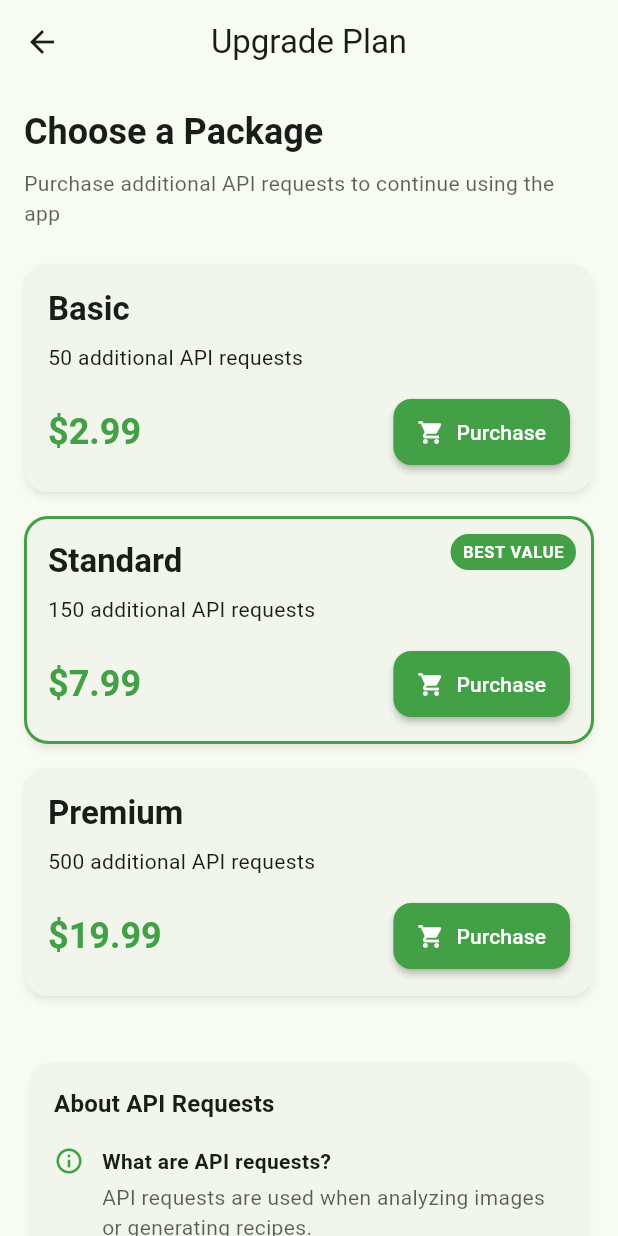
After one commit to Alex-apostolo/what-can-i-make, a Flutter app: the PaymentScreen screen opened by its route, on a phone screen of 412 x 824 dp. The commit adds this screen. Run offline on Flutter 3.47's test engine with Material 3 defaults, Android fonts, the phone set to English and light mode, and no system bars; our stand-ins replace cloud_firestore, dartz, firebase_auth, firebase_core, firebase_crashlytics, flutter_dotenv and 3 more; missing offline and left inert: fuzzywuzzy, openai_dart; accounts and stored records are empty.

Commit message:
Added payment feature

```diff
--- a/lib/core/initialization/app_initializer.dart
+++ b/lib/core/initialization/app_initializer.dart
@@ -14,6 +14,7 @@ import 'package:what_can_i_make/features/user/domain/request_limit_service.dart'
 import 'package:what_can_i_make/features/user/data/user_repository.dart';
 import 'package:what_can_i_make/features/inventory/data/inventory_repository.dart';
 import 'package:what_can_i_make/features/auth/domain/auth_service.dart';
+import 'package:what_can_i_make/features/payment/domain/payment_service.dart';
 
 import 'app_services.dart';
 
@@ -54,6 +55,11 @@ class AppInitializer {
         userRepository: userRepository,
         errorHandler: ErrorHandler(navigatorKey: navigatorKey),
       );
+      final paymentService = PaymentService(
+        auth: FirebaseAuth.instance,
+        userRepository: userRepository,
+        requestLimitService: requestLimitService,
+      );
 
       // Set device orientation
       await _setDeviceOrientation();
@@ -66,6 +72,7 @@ class AppInitializer {
         inventoryService: inventoryService,
         requestLimitService: requestLimitService,
         authService: authService,
+        paymentService: paymentService,
       );
     } catch (e, stackTrace) {
       logger.f(
--- a/lib/core/initialization/app_services.dart
+++ b/lib/core/initialization/app_services.dart
@@ -4,6 +4,7 @@ import 'package:what_can_i_make/features/user/data/user_repository.dart';
 import 'package:what_can_i_make/features/inventory/domain/inventory_service.dart';
 import 'package:what_can_i_make/features/user/domain/request_limit_service.dart';
 import 'package:what_can_i_make/features/auth/domain/auth_service.dart';
+import 'package:what_can_i_make/features/payment/domain/payment_service.dart';
 
 class AppServices {
   final ErrorHandler errorHandler;
@@ -12,6 +13,7 @@ class AppServices {
   final InventoryService inventoryService;
   final RequestLimitService requestLimitService;
   final AuthService authService;
+  final PaymentService paymentService;
 
   AppServices({
     required this.errorHandler,
@@ -20,5 +22,6 @@ class AppServices {
     required this.inventoryService,
     required this.requestLimitService,
     required this.authService,
+    required this.paymentService,
   });
 }
--- /dev/null
+++ b/lib/features/payment/domain/payment_service.dart
@@ -0,0 +1,85 @@
+import 'package:dartz/dartz.dart';
+import 'package:firebase_auth/firebase_auth.dart';
+import 'package:what_can_i_make/core/error/failures/failure.dart';
+import 'package:what_can_i_make/features/user/data/user_repository.dart';
+import 'package:what_can_i_make/features/user/domain/request_limit_service.dart';
+import 'package:what_can_i_make/features/payment/models/payment_package.dart';
+
+/// Service to handle payment operations for API request packages
+class PaymentService {
+  final FirebaseAuth _auth;
+  final UserRepository _userRepository;
+  final RequestLimitService _requestLimitService;
+
+  PaymentService({
+    required FirebaseAuth auth,
+    required UserRepository userRepository,
+    required RequestLimitService requestLimitService,
+  }) : _auth = auth,
+       _userRepository = userRepository,
+       _requestLimitService = requestLimitService;
+
+  /// Get available payment packages
+  List<PaymentPackage> getAvailablePackages() {
+    return [
+      PaymentPackage(
+        id: 'basic',
+        name: 'Basic',
+        requestCount: 50,
+        price: 2.99,
+        description: '50 additional API requests',
+      ),
+      PaymentPackage(
+        id: 'standard',
+        name: 'Standard',
+        requestCount: 150,
+        price: 7.99,
+        description: '150 additional API requests',
+        isBestValue: true,
+      ),
+      PaymentPackage(
+        id: 'premium',
+        name: 'Premium',
+        requestCount: 500,
+        price: 19.99,
+        description: '500 additional API requests',
+      ),
+    ];
+  }
+
+  /// Process a payment and increase the user's request limit
+  Future<Either<Failure, Unit>> purchaseRequestPackage(
+    PaymentPackage package,
+  ) async {
+    try {
+      final userId = _auth.currentUser?.uid;
+      if (userId == null) {
+        return Left(
+          PaymentFailure('You must be logged in to make a purchase', null),
+        );
+      }
+
+      // In a real app, you would integrate with a payment provider here
+      // For this example, we'll simulate a successful payment
+
+      // After successful payment, update the user's request limit
+      final currentLimit = _requestLimitService.requestsLimit;
+      final newLimit = currentLimit + package.requestCount;
+
+      final result = await _userRepository.saveRequestLimit(userId, newLimit);
+
+      // If the update was successful, refresh the request limit service
+      return result.fold((failure) => Left(failure), (_) async {
+        await _requestLimitService.refreshLimits();
+        return const Right(unit);
+      });
+    } on Exception catch (e) {
+      return Left(PaymentFailure('Payment processing failed', e));
+    }
+  }
+}
+
+/// Custom failure for payment operations
+class PaymentFailure extends Failure {
+  const PaymentFailure(super.message, super.error);
+}
--- /dev/null
+++ b/lib/features/payment/models/payment_package.dart
@@ -0,0 +1,18 @@
+/// Model representing a purchasable API request package
+class PaymentPackage {
+  final String id;
+  final String name;
+  final int requestCount;
+  final double price;
+  final String description;
+  final bool isBestValue;
+
+  const PaymentPackage({
+    required this.id,
+    required this.name,
+    required this.requestCount,
+    required this.price,
+    required this.description,
+    this.isBestValue = false,
+  });
+}
--- /dev/null
+++ b/lib/features/payment/presentation/payment_screen.dart
@@ -0,0 +1,250 @@
+import 'package:flutter/material.dart';
+import 'package:provider/provider.dart';
+import 'package:what_can_i_make/core/error/error_handler.dart';
+import 'package:what_can_i_make/features/payment/domain/payment_service.dart';
+import 'package:what_can_i_make/features/payment/models/payment_package.dart';
+
+class PaymentScreen extends StatefulWidget {
+  static const routeName = '/payment';
+
+  const PaymentScreen({super.key});
+
+  @override
+  State<PaymentScreen> createState() => _PaymentScreenState();
+}
+
+class _PaymentScreenState extends State<PaymentScreen> {
+  late final PaymentService _paymentService;
+  late final ErrorHandler _errorHandler;
+  bool _isProcessing = false;
+
+  @override
+  void initState() {
+    super.initState();
+    _paymentService = context.read<PaymentService>();
+    _errorHandler = context.read<ErrorHandler>();
+  }
+
+  Future<void> _purchasePackage(PaymentPackage package) async {
+    setState(() => _isProcessing = true);
+    final result = await _paymentService.purchaseRequestPackage(package);
+    setState(() => _isProcessing = false);
+
+    _errorHandler.handleEither(result);
+
+    if (result.isRight()) {
+      ScaffoldMessenger.of(context).showSnackBar(
+        SnackBar(
+          content: Text(
+            'Successfully purchased ${package.requestCount} API requests!',
+          ),
+          backgroundColor: Colors.green,
+        ),
+      );
+      Navigator.of(
+        context,
+      ).pop(true); // Return true to indicate successful purchase
+    }
+  }
+
+  @override
+  Widget build(BuildContext context) {
+    final theme = Theme.of(context);
+    final colorScheme = theme.colorScheme;
+    final packages = _paymentService.getAvailablePackages();
+
+    return Scaffold(
+      appBar: AppBar(title: const Text('Upgrade Plan')),
+      body:
+          _isProcessing
+              ? const Center(child: CircularProgressIndicator())
+              : SingleChildScrollView(
+                padding: const EdgeInsets.all(16.0),
+                child: Column(
+                  crossAxisAlignment: CrossAxisAlignment.start,
+                  children: [
+                    Text(
+                      'Choose a Package',
+                      style: theme.textTheme.headlineSmall?.copyWith(
+                        fontWeight: FontWeight.bold,
+                      ),
+                    ),
+                    const SizedBox(height: 8),
+                    Text(
+                      'Purchase additional API requests to continue using the app',
+                      style: theme.textTheme.bodyMedium?.copyWith(
+                        color: colorScheme.onSurface.withOpacity(0.7),
+                      ),
+                    ),
+                    const SizedBox(height: 24),
+                    ...packages.map(
+                      (package) =>
+                          _buildPackageCard(package, colorScheme, theme),
+                    ),
+                    const SizedBox(height: 24),
+                    _buildInfoSection(theme, colorScheme),
+                  ],
+                ),
+              ),
+    );
+  }
+
+  Widget _buildPackageCard(
+    PaymentPackage package,
+    ColorScheme colorScheme,
+    ThemeData theme,
+  ) {
+    return Card(
+      margin: const EdgeInsets.only(bottom: 16),
+      shape: RoundedRectangleBorder(
+        borderRadius: BorderRadius.circular(16),
+        side:
+            package.isBestValue
+                ? BorderSide(color: colorScheme.primary, width: 2)
+                : BorderSide.none,
+      ),
+      child: Stack(
+        children: [
+          if (package.isBestValue)
+            Positioned(
+              top: 12,
+              right: 12,
+              child: Container(
+                padding: const EdgeInsets.symmetric(horizontal: 8, vertical: 4),
+                decoration: BoxDecoration(
+                  color: colorScheme.primary,
+                  borderRadius: BorderRadius.circular(12),
+                ),
+                child: Text(
+                  'BEST VALUE',
+                  style: theme.textTheme.labelSmall?.copyWith(
+                    color: colorScheme.onPrimary,
+                    fontWeight: FontWeight.bold,
+                  ),
+                ),
+              ),
+            ),
+          Padding(
+            padding: const EdgeInsets.all(16.0),
+            child: Column(
+              crossAxisAlignment: CrossAxisAlignment.start,
+              children: [
+                Text(
+                  package.name,
+                  style: theme.textTheme.titleLarge?.copyWith(
+                    fontWeight: FontWeight.bold,
+                  ),
+                ),
+                const SizedBox(height: 8),
+                Text(package.description, style: theme.textTheme.bodyMedium),
+                const SizedBox(height: 16),
+                Row(
+                  children: [
+                    Text(
+                      '\$${package.price.toStringAsFixed(2)}',
+                      style: theme.textTheme.headlineSmall?.copyWith(
+                        fontWeight: FontWeight.bold,
+                        color: colorScheme.primary,
+                      ),
+                    ),
+                    const Spacer(),
+                    ElevatedButton.icon(
+                      onPressed: () => _purchasePackage(package),
+                      icon: Icon(
+                        Icons.shopping_cart,
+                        color: colorScheme.onPrimary,
+                      ),
+                      label: const Text('Purchase'),
+                      style: ElevatedButton.styleFrom(
+                        backgroundColor: colorScheme.primary,
+                        foregroundColor: colorScheme.onPrimary,
+                        padding: const EdgeInsets.symmetric(
+                          horizontal: 16,
+                          vertical: 12,
+                        ),
+                      ),
+                    ),
+                  ],
+                ),
+              ],
+            ),
+          ),
+        ],
+      ),
+    );
+  }
+
+  Widget _buildInfoSection(ThemeData theme, ColorScheme colorScheme) {
+    return Card(
+      child: Padding(
+        padding: const EdgeInsets.all(16.0),
+        child: Column(
+          crossAxisAlignment: CrossAxisAlignment.start,
+          children: [
+            Text(
+              'About API Requests',
+              style: theme.textTheme.titleMedium?.copyWith(
+                fontWeight: FontWeight.bold,
+              ),
+            ),
+            const SizedBox(height: 16),
+            _buildInfoItem(
+              icon: Icons.info_outline,
+              title: 'What are API requests?',
+              description:
+                  'API requests are used when analyzing images or generating recipes.',
+              colorScheme: colorScheme,
+            ),
+            const SizedBox(height: 12),
+            _buildInfoItem(
+              icon: Icons.refresh,
+              title: 'Do requests expire?',
+              description:
+                  'No, your purchased requests never expire and can be used anytime.',
+              colorScheme: colorScheme,
+            ),
+            const SizedBox(height: 12),
+            _buildInfoItem(
+              icon: Icons.security,
+              title: 'Secure payments',
+              description:
+                  'All transactions are secure and processed through our payment provider.',
+              colorScheme: colorScheme,
+            ),
+          ],
+        ),
+      ),
+    );
+  }
+
+  Widget _buildInfoItem({
+    required IconData icon,
+    required String title,
+    required String description,
+    required ColorScheme colorScheme,
+  }) {
+    return Row(
+      crossAxisAlignment: CrossAxisAlignment.start,
+      children: [
+        Icon(icon, color: colorScheme.primary, size: 20),
+        const SizedBox(width: 12),
+        Expanded(
+          child: Column(
+            crossAxisAlignment: CrossAxisAlignment.start,
+            children: [
+              Text(title, style: const TextStyle(fontWeight: FontWeight.bold)),
+              const SizedBox(height: 4),
+              Text(
+                description,
+                style: TextStyle(
+                  color: colorScheme.onSurface.withOpacity(0.7),
+                  fontSize: 14,
+                ),
+              ),
+            ],
+          ),
+        ),
+      ],
+    );
+  }
+}
--- a/lib/features/user/domain/request_limit_service.dart
+++ b/lib/features/user/domain/request_limit_service.dart
@@ -106,4 +106,9 @@ class RequestLimitService extends ChangeNotifier {
       _logger.e('Error loading user data', error: e);
     }
   }
+
+  /// Load request usage and limit from repository
+  Future<void> refreshLimits() async {
+    await _loadUserData();
+  }
 }
--- a/lib/features/user/presentation/account_screen.dart
+++ b/lib/features/user/presentation/account_screen.dart
@@ -154,12 +154,7 @@ class _AccountScreenState extends State<AccountScreen> {
                     const SizedBox(height: 16),
                     OutlinedButton.icon(
                       onPressed: () {
-                        // This would navigate to a subscription screen in the future
-                        ScaffoldMessenger.of(context).showSnackBar(
-                          const SnackBar(
-                            content: Text('Subscription features coming soon!'),
-                          ),
-                        );
+                        Navigator.of(context).pushNamed('/payment');
                       },
                       icon: const FaIcon(FontAwesomeIcons.crown, size: 16),
                       label: const Text('Upgrade Plan'),
--- a/lib/main.dart
+++ b/lib/main.dart
@@ -14,6 +14,8 @@ import 'features/recipes/presentation/recipe_recommendations_screen.dart';
 import 'package:what_can_i_make/core/initialization/app_initializer.dart';
 import 'features/user/presentation/account_screen.dart';
 import 'package:what_can_i_make/features/user/domain/request_limit_service.dart';
+import 'features/payment/domain/payment_service.dart';
+import 'features/payment/presentation/payment_screen.dart';
 
 // Global navigator key for app-wide navigation
 final GlobalKey<NavigatorState> navigatorKey = GlobalKey<NavigatorState>();
@@ -38,6 +40,7 @@ void main() async {
         inventoryService: services.inventoryService,
         requestLimitService: services.requestLimitService,
         authService: services.authService,
+        paymentService: services.paymentService,
       ),
     );
   } catch (e, stackTrace) {
@@ -55,6 +58,7 @@ class MyApp extends StatelessWidget {
   final InventoryService inventoryService;
   final RequestLimitService requestLimitService;
   final AuthService authService;
+  final PaymentService paymentService;
 
   const MyApp({
     super.key,
@@ -62,6 +66,7 @@ class MyApp extends StatelessWidget {
     required this.inventoryService,
     required this.requestLimitService,
     required this.authService,
+    required this.paymentService,
   });
 
   @override
@@ -88,17 +93,19 @@ class MyApp extends StatelessWidget {
       ChangeNotifierProvider<RequestLimitService>.value(
         value: requestLimitService,
       ),
+      Provider<PaymentService>.value(value: paymentService),
     ];
   }
 
   Map<String, WidgetBuilder> _buildRoutes() {
     return {
-      SignInScreen.routeName: (context) => SignInScreen(),
-      SignUpScreen.routeName: (context) => SignUpScreen(),
-      InventoryScreen.routeName: (context) => InventoryScreen(),
+      SignInScreen.routeName: (context) => const SignInScreen(),
+      SignUpScreen.routeName: (context) => const SignUpScreen(),
+      InventoryScreen.routeName: (context) => const InventoryScreen(),
       RecipeRecommendationsScreen.routeName:
-          (context) => RecipeRecommendationsScreen(),
-      AccountScreen.routeName: (context) => AccountScreen(),
+          (context) => const RecipeRecommendationsScreen(),
+      AccountScreen.routeName: (context) => const AccountScreen(),
+      PaymentScreen.routeName: (context) => const PaymentScreen(),
     };
   }
 }
```
